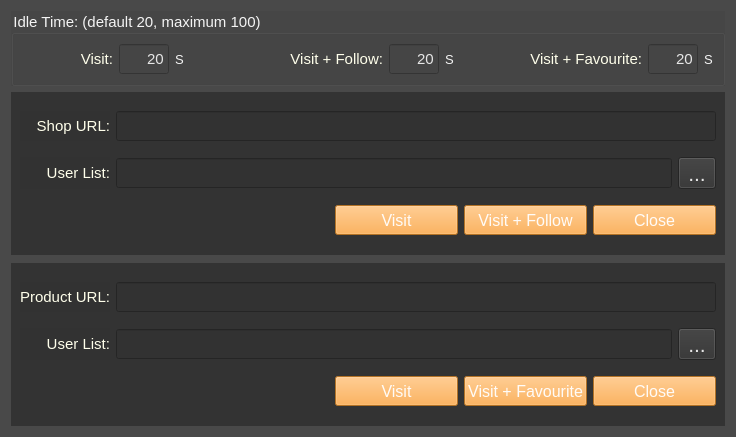
First picture: the form in main.ui, repository dmb-dev87/python_shopee-bot, before the edit.
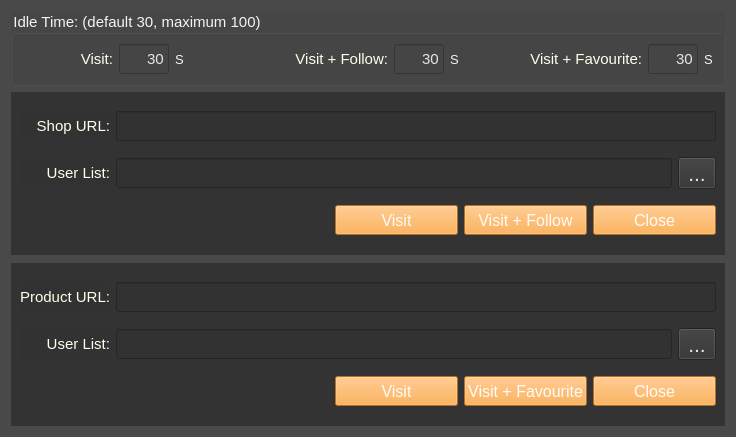
Second picture: the form after the edit.

```diff
--- a/main.ui
+++ b/main.ui
@@ -40,7 +40,7 @@
       <string notr="true">color: rgba(255, 255, 255, 240);</string>
      </property>
      <property name="title">
-      <string>Idle Time: (default 20, maximum 100)</string>
+      <string>Idle Time: (default 30, maximum 100)</string>
      </property>
      <layout class="QGridLayout" name="gridLayout_4">
       <item row="0" column="4">
@@ -98,7 +98,7 @@
            <string notr="true">color: rgb(240, 240, 240, 240);</string>
           </property>
           <property name="text">
-           <string>20</string>
+           <string>30</string>
           </property>
           <property name="alignment">
            <set>Qt::AlignRight|Qt::AlignTrailing|Qt::AlignVCenter</set>
@@ -174,7 +174,7 @@
            <string notr="true">color: rgb(240, 240, 240, 240);</string>
           </property>
           <property name="text">
-           <string>20</string>
+           <string>30</string>
           </property>
           <property name="alignment">
            <set>Qt::AlignRight|Qt::AlignTrailing|Qt::AlignVCenter</set>
@@ -262,7 +262,7 @@
            <string notr="true">color: rgb(240, 240, 240, 240);</string>
           </property>
           <property name="text">
-           <string>20</string>
+           <string>30</string>
           </property>
           <property name="alignment">
            <set>Qt::AlignRight|Qt::AlignTrailing|Qt::AlignVCenter</set>
@@ -279,7 +279,7 @@
           </property>
           <property name="minimumSize">
            <size>
-            <width>20</width>
+            <width>30</width>
             <height>0</height>
            </size>
           </property>
```
